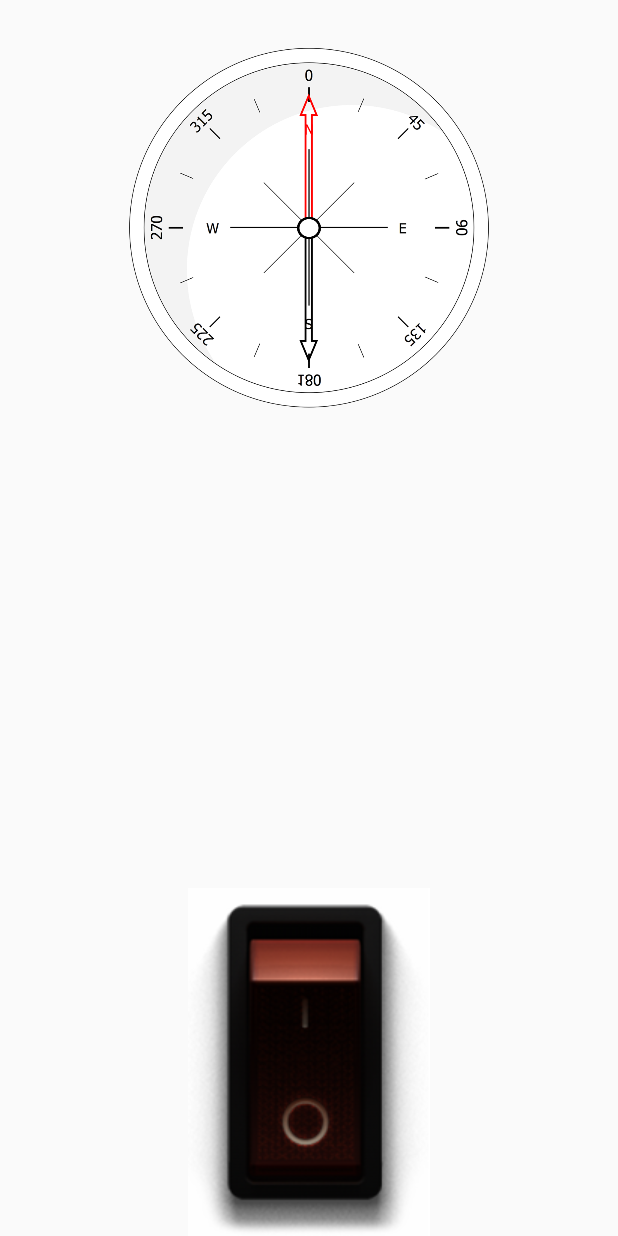
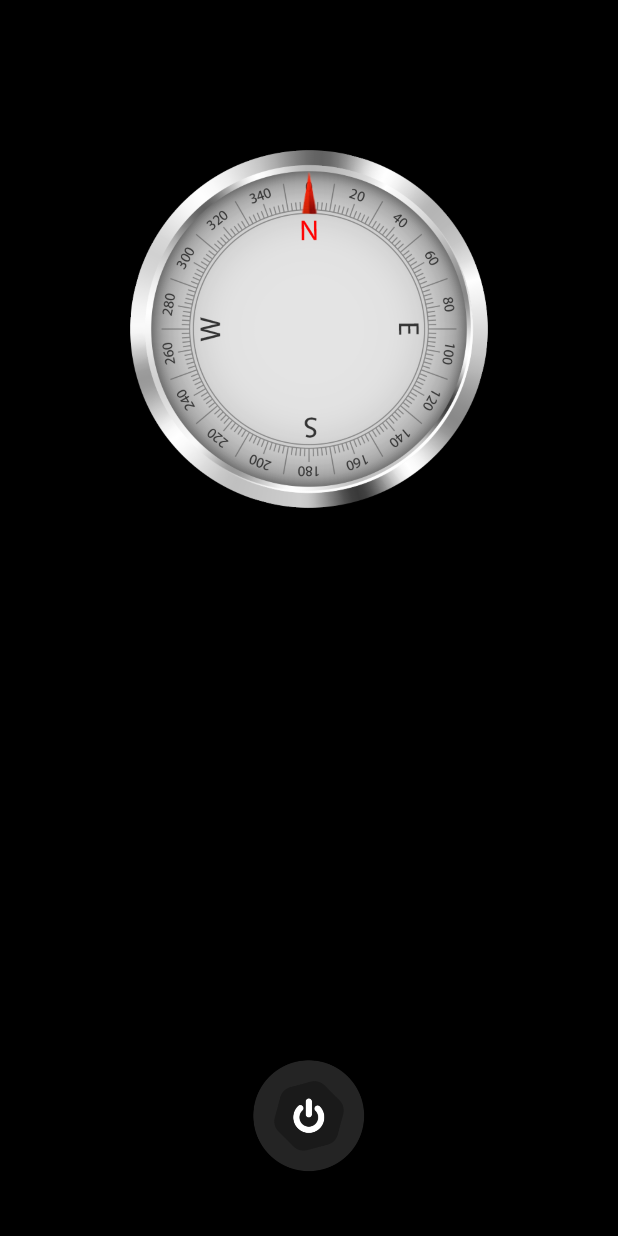
Before and after one commit to AndyRadionov/FlashlightCompass, an Android app: the screen it shows after launch (MainActivity), on a phone screen of 412 x 824 dp. Run offline under Robolectric (Android 15) with nearby library versions, the phone set to English and light mode, and no system bars.

Commit message:
New Drawables

```diff
--- a/app/src/main/AndroidManifest.xml
+++ b/app/src/main/AndroidManifest.xml
@@ -12,7 +12,9 @@
         android:roundIcon="@mipmap/ic_launcher_round"
         android:supportsRtl="true"
         android:theme="@style/AppTheme">
-        <activity android:name=".MainActivity">
+        <activity
+            android:name=".MainActivity"
+            android:screenOrientation="portrait">
             <intent-filter>
                 <action android:name="android.intent.action.MAIN" />
 
--- a/app/src/main/java/io/github/andyradionov/flashlightcompass/Compass.kt
+++ b/app/src/main/java/io/github/andyradionov/flashlightcompass/Compass.kt
@@ -11,16 +11,16 @@ class Compass(context: Context) : SensorEventListener {
     private var listener: CompassListener? = null
 
     private val sensorManager: SensorManager
-    private val gsensor: Sensor
-    private val msensor: Sensor
+    private val gSensor: Sensor
+    private val mSensor: Sensor
 
-    private val mGravity = FloatArray(3)
-    private val mGeomagnetic = FloatArray(3)
+    private val gravity = FloatArray(3)
+    private val geomagnetic = FloatArray(3)
     private val R = FloatArray(9)
     private val I = FloatArray(9)
 
-    private var azimuth: Float = 0.toFloat()
-    private var azimuthFix: Float = 0.toFloat()
+    private var azimuth: Float = 0f
+    private var azimuthFix: Float = 0f
 
     interface CompassListener {
         fun onNewAzimuth(azimuth: Float)
@@ -29,27 +29,17 @@ class Compass(context: Context) : SensorEventListener {
     init {
         sensorManager = context
                 .getSystemService(Context.SENSOR_SERVICE) as SensorManager
-        gsensor = sensorManager.getDefaultSensor(Sensor.TYPE_ACCELEROMETER)
-        msensor = sensorManager.getDefaultSensor(Sensor.TYPE_MAGNETIC_FIELD)
+        gSensor = sensorManager.getDefaultSensor(Sensor.TYPE_ACCELEROMETER)
+        mSensor = sensorManager.getDefaultSensor(Sensor.TYPE_MAGNETIC_FIELD)
     }
 
     fun start() {
-        sensorManager.registerListener(this, gsensor,
-                SensorManager.SENSOR_DELAY_GAME)
-        sensorManager.registerListener(this, msensor,
-                SensorManager.SENSOR_DELAY_GAME)
+        sensorManager.registerListener(this, gSensor, SensorManager.SENSOR_DELAY_GAME)
+        sensorManager.registerListener(this, mSensor, SensorManager.SENSOR_DELAY_GAME)
     }
 
     fun stop() {
         sensorManager.unregisterListener(this)
-    }
-
-    fun setAzimuthFix(fix: Float) {
-        azimuthFix = fix
-    }
-
-    fun resetAzimuthFix() {
-        setAzimuthFix(0f)
     }
 
     fun setListener(l: CompassListener) {
@@ -59,18 +49,18 @@ class Compass(context: Context) : SensorEventListener {
     override fun onSensorChanged(event: SensorEvent) {
         synchronized(this) {
             if (event.sensor.type == Sensor.TYPE_ACCELEROMETER) {
-                mGravity[0] = ALPHA * mGravity[0] + (1 - ALPHA) * event.values[0]
-                mGravity[1] = ALPHA * mGravity[1] + (1 - ALPHA) * event.values[1]
-                mGravity[2] = ALPHA * mGravity[2] + (1 - ALPHA) * event.values[2]
+                gravity[0] = ALPHA * gravity[0] + (1 - ALPHA) * event.values[0]
+                gravity[1] = ALPHA * gravity[1] + (1 - ALPHA) * event.values[1]
+                gravity[2] = ALPHA * gravity[2] + (1 - ALPHA) * event.values[2]
             }
 
             if (event.sensor.type == Sensor.TYPE_MAGNETIC_FIELD) {
-                mGeomagnetic[0] = ALPHA * mGeomagnetic[0] + (1 - ALPHA) * event.values[0]
-                mGeomagnetic[1] = ALPHA * mGeomagnetic[1] + (1 - ALPHA) * event.values[1]
-                mGeomagnetic[2] = ALPHA * mGeomagnetic[2] + (1 - ALPHA) * event.values[2]
+                geomagnetic[0] = ALPHA * geomagnetic[0] + (1 - ALPHA) * event.values[0]
+                geomagnetic[1] = ALPHA * geomagnetic[1] + (1 - ALPHA) * event.values[1]
+                geomagnetic[2] = ALPHA * geomagnetic[2] + (1 - ALPHA) * event.values[2]
             }
 
-            val success = SensorManager.getRotationMatrix(R, I, mGravity, mGeomagnetic)
+            val success = SensorManager.getRotationMatrix(R, I, gravity, geomagnetic)
 
             if (success) {
                 val orientation = FloatArray(3)
--- /dev/null
+++ b/app/src/main/res/drawable/btn_switch_off.xml
@@ -0,0 +1,5 @@
+<?xml version="1.0" encoding="utf-8"?>
+<selector xmlns:android="http://schemas.android.com/apk/res/android">
+    <item android:drawable="@drawable/btn_off_pressed" android:state_pressed="true" />
+    <item android:drawable="@drawable/btn_off" />
+</selector>
--- /dev/null
+++ b/app/src/main/res/drawable/btn_switch_on.xml
@@ -0,0 +1,5 @@
+<?xml version="1.0" encoding="utf-8"?>
+<selector xmlns:android="http://schemas.android.com/apk/res/android">
+    <item android:drawable="@drawable/btn_on_pressed" android:state_pressed="true" />
+    <item android:drawable="@drawable/btn_on" />
+</selector>
--- a/app/src/main/res/layout/activity_main.xml
+++ b/app/src/main/res/layout/activity_main.xml
@@ -1,39 +1,53 @@
 <?xml version="1.0" encoding="utf-8"?>
 <android.support.constraint.ConstraintLayout xmlns:android="http://schemas.android.com/apk/res/android"
+    xmlns:app="http://schemas.android.com/apk/res-auto"
     android:layout_width="fill_parent"
     android:layout_height="fill_parent"
-    xmlns:app="http://schemas.android.com/apk/res-auto">
+    xmlns:tools="http://schemas.android.com/tools"
+    android:background="@android:color/black">
+
+    <TextView
+        tools:text="NW"
+        android:textStyle="bold"
+        android:textColor="@android:color/white"
+        android:id="@+id/tv_direction"
+        android:layout_width="wrap_content"
+        android:layout_height="wrap_content"
+        android:layout_marginTop="20dp"
+        app:layout_constraintLeft_toLeftOf="parent"
+        app:layout_constraintRight_toRightOf="parent"
+        app:layout_constraintTop_toTopOf="parent" />
 
     <ImageView
-        android:layout_marginTop="32dp"
         android:id="@+id/iv_dial"
         android:layout_width="240dp"
         android:layout_height="240dp"
+        android:layout_marginTop="60dp"
+        android:contentDescription="@string/compass_dial"
+        android:src="@drawable/compass_dial"
         app:layout_constraintLeft_toLeftOf="parent"
         app:layout_constraintRight_toRightOf="parent"
-        app:layout_constraintTop_toTopOf="parent"
-        android:contentDescription="@string/compass_dial"
-        android:src="@drawable/dial" />
+        app:layout_constraintTop_toBottomOf="@+id/tv_direction" />
 
-    <ImageView
-        android:id="@+id/iv_hands"
-        android:layout_width="16dp"
-        android:layout_height="180dp"
-        app:layout_constraintLeft_toLeftOf="parent"
-        app:layout_constraintRight_toRightOf="parent"
-        app:layout_constraintTop_toTopOf="@+id/iv_dial"
-        app:layout_constraintBottom_toBottomOf="@+id/iv_dial"
-        android:contentDescription="@string/compass_hands"
-        android:scaleType="fitXY"
-        android:src="@drawable/hands" />
+    <TextView
+        android:textColor="@android:color/holo_red_dark"
+        android:textSize="20dp"
+        android:id="@+id/tv_degrees"
+        android:layout_width="wrap_content"
+        android:layout_height="wrap_content"
+        app:layout_constraintBottom_toBottomOf="@id/iv_dial"
+        app:layout_constraintLeft_toLeftOf="@id/iv_dial"
+        app:layout_constraintRight_toRightOf="@id/iv_dial"
+        app:layout_constraintTop_toTopOf="@id/iv_dial" />
 
     <ImageView
         android:id="@+id/iv_flashlight"
-        android:layout_width="wrap_content"
-        android:layout_height="wrap_content"
+        android:layout_width="80dp"
+        android:layout_height="80dp"
+        android:layout_marginBottom="40dp"
+        android:src="@drawable/btn_switch_off"
+        app:layout_constraintBottom_toBottomOf="parent"
         app:layout_constraintLeft_toLeftOf="parent"
-        app:layout_constraintRight_toRightOf="parent"
-        app:layout_constraintBottom_toBottomOf="parent"
-        android:src="@drawable/btn_switch_off"/>
+        app:layout_constraintRight_toRightOf="parent" />
 
 </android.support.constraint.ConstraintLayout>
```
Also changed, not shown: app/src/main/java/io/github/andyradionov/flashlightcompass/MainActivity.kt (+25 -1 lines), app/src/main/res/drawable/btn_off.png (added), app/src/main/res/drawable/btn_off_pressed.png (added), app/src/main/res/drawable/btn_on.png (added), app/src/main/res/drawable/btn_on_pressed.png (added), app/src/main/res/drawable/btn_switch_off.png (deleted), app/src/main/res/drawable/btn_switch_on.png (deleted), app/src/main/res/drawable/compass_dial.png (added), app/src/main/res/drawable/dial.png (deleted), app/src/main/res/drawable/hands.png (deleted).
